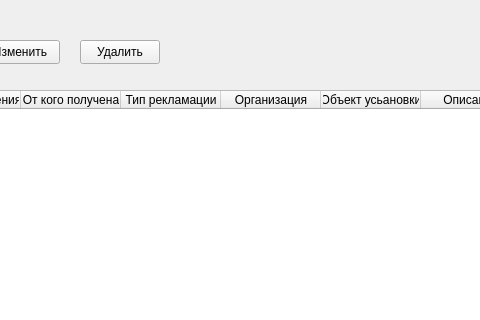
AlexeyScherbakov2021/Remont, file app/claimwindow.ui: the form before one commit; both pictures show x 200 to 680 and y 0 to 320 of the 909 by 481 pixel window.
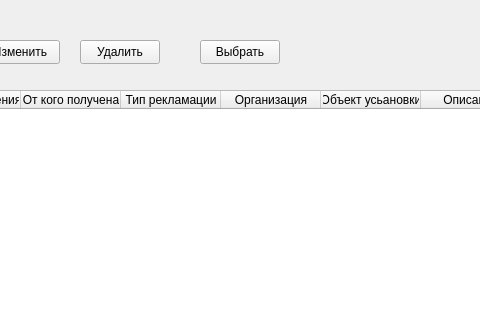
The form after the commit.

```diff
--- a/app/claimwindow.ui
+++ b/app/claimwindow.ui
@@ -141,6 +141,19 @@
     <string>Удалить</string>
    </property>
   </widget>
+  <widget class="QPushButton" name="pbSelect">
+   <property name="geometry">
+    <rect>
+     <x>400</x>
+     <y>40</y>
+     <width>80</width>
+     <height>24</height>
+    </rect>
+   </property>
+   <property name="text">
+    <string>Выбрать</string>
+   </property>
+  </widget>
  </widget>
  <resources/>
  <connections/>
```
Left out of the diff: 2 changed lines with no effect on the pictures.
